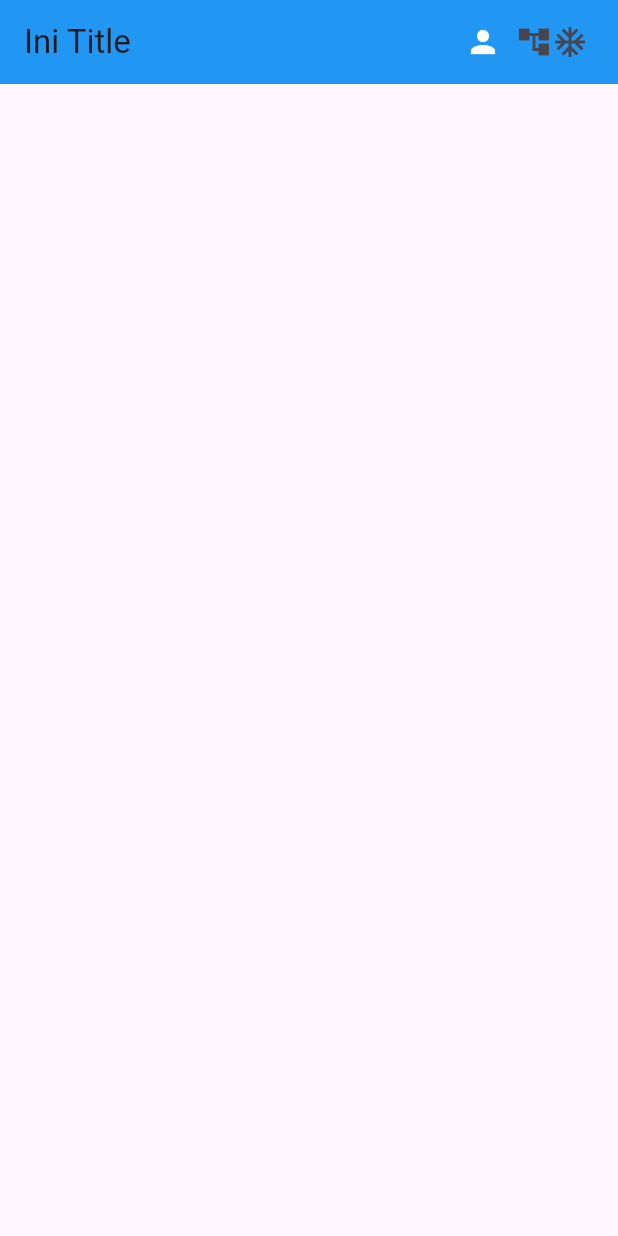
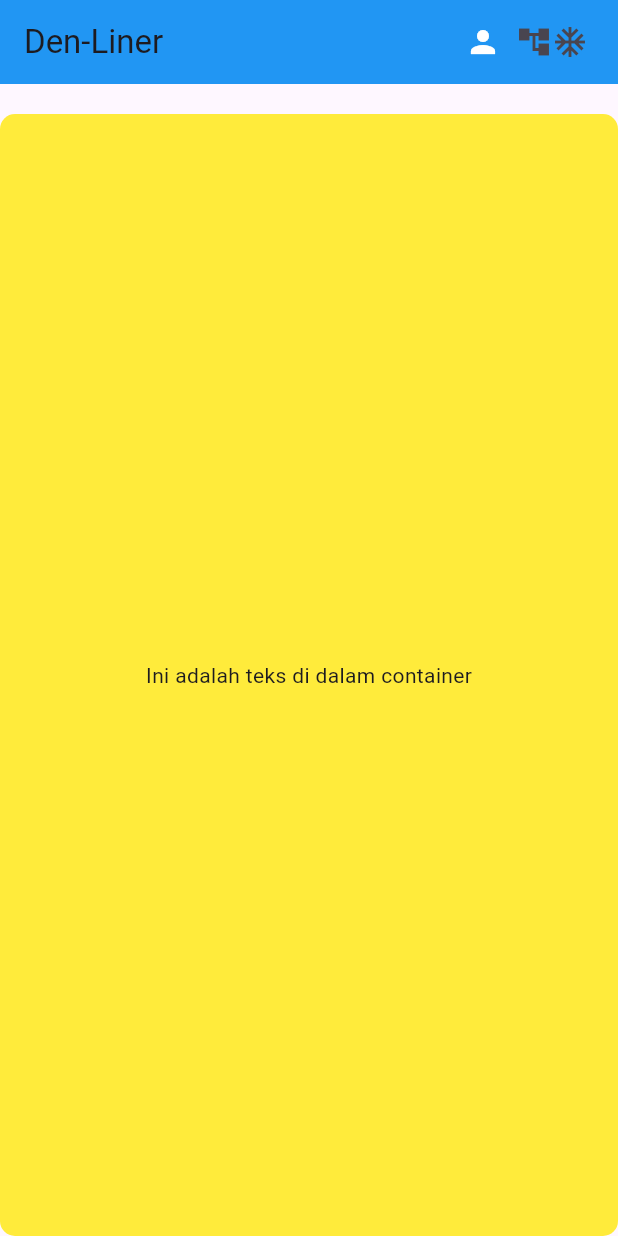
Before and after one commit to agrahafiz13/tugas_week_5_1123150025, a Flutter app: the screen it shows after launch, on a phone screen of 412 x 824 dp. Run offline on Flutter 3.47's test engine with Material 3 defaults, Android fonts, the phone set to English and light mode, and no system bars.

Commit message:
membuat container dan box decoration

```diff
--- a/lib/main.dart
+++ b/lib/main.dart
@@ -24,7 +24,7 @@ class MyHome extends StatelessWidget {
   Widget build(BuildContext context) {
     return Scaffold(
       appBar: AppBar(
-        title: Text("Ini Title"),
+        title: Text("Den-Liner"),
         backgroundColor: Colors.blue,
         actions: [
           Icon(Icons.person, color: Colors.white),
@@ -34,6 +34,16 @@ class MyHome extends StatelessWidget {
           SizedBox(width: 20),
         ],
       ),
+      body: Container(
+        alignment: Alignment.center,
+        margin: EdgeInsets.only(top: 20),
+
+        decoration: BoxDecoration(
+          color: Colors.yellow,
+          borderRadius: BorderRadius.circular(10.0),
+        ),
+        child: Text("Ini adalah teks di dalam container"),
+      ),
     );
   }
 }
```
